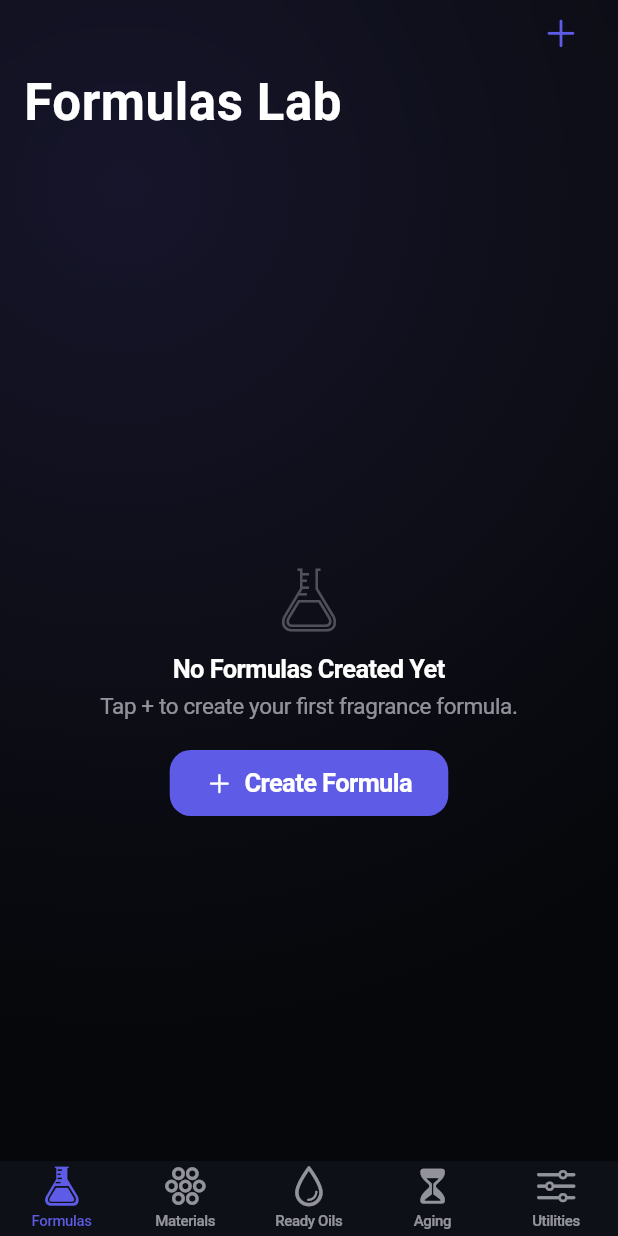
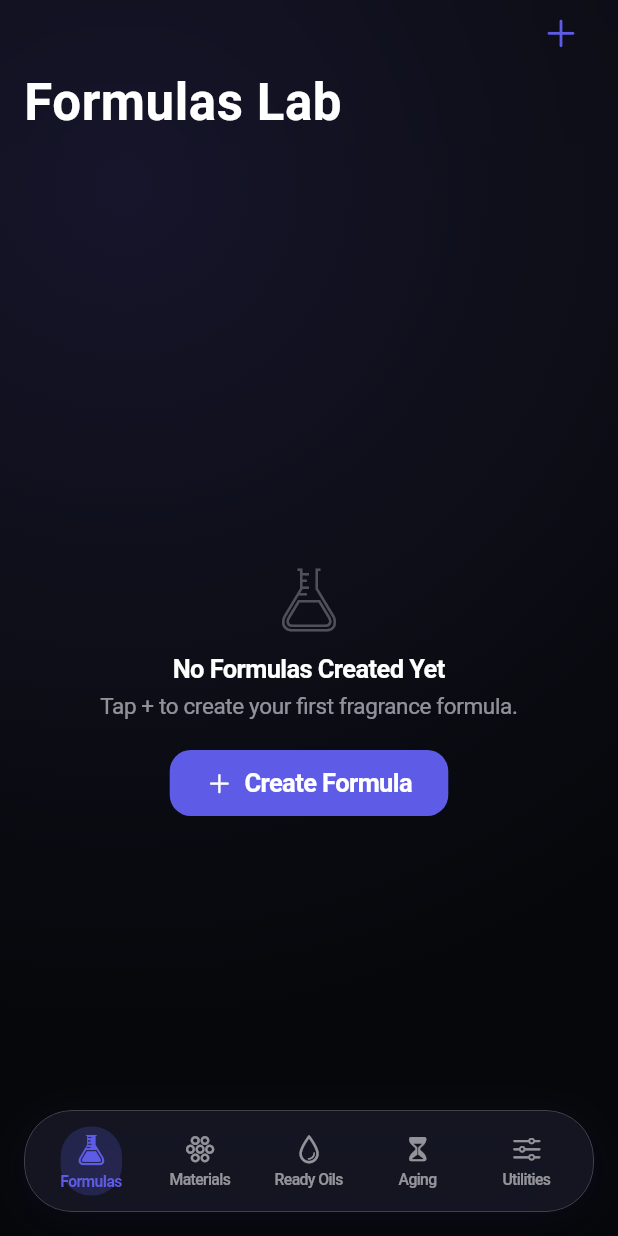
Before and after one commit to mohamedsayed1532/perfumer-lab, a Flutter app: the screen it shows after launch, on a phone screen of 412 x 824 dp. Run offline on Flutter 3.47's test engine with Material 3 defaults, Android fonts, the phone set to English and light mode, and no system bars; our stand-ins replace cupertino_ui, drift, drift_flutter, flutter_riverpod; accounts and stored records are empty; generated files the repository leaves out were written again.

Commit message:
feat: implement floating island capsule bottom navigation bar

```diff
--- a/lib/core/presentation/app_tab_scaffold.dart
+++ b/lib/core/presentation/app_tab_scaffold.dart
@@ -1,64 +1,218 @@
+import 'dart:ui';
 import 'package:cupertino_ui/cupertino_ui.dart';
 import 'package:perfumery_lab/core/theme/app_colors.dart';
+import 'package:perfumery_lab/core/utils/haptics.dart';
 import 'package:perfumery_lab/features/formulas/presentation/formulas_list_screen.dart';
 import 'package:perfumery_lab/features/materials/presentation/materials_list_screen.dart';
 import 'package:perfumery_lab/features/ready_oils/presentation/ready_oils_screen.dart';
 import 'package:perfumery_lab/features/aging/presentation/aging_dashboard_screen.dart';
 import 'package:perfumery_lab/features/utilities/presentation/lab_utilities_screen.dart';
 
-class AppTabScaffold extends StatelessWidget {
+class AppTabScaffold extends StatefulWidget {
   const AppTabScaffold({super.key});
 
   @override
-  Widget build(BuildContext context) {
-    return CupertinoTabScaffold(
-      tabBar: CupertinoTabBar(
-        backgroundColor: AppColors.liquidGlassBg.resolveFrom(context),
-        activeColor: AppColors.accent.resolveFrom(context),
-        inactiveColor: AppColors.secondaryLabel.resolveFrom(context),
-        items: const [
-          BottomNavigationBarItem(
-            icon: Icon(CupertinoIcons.lab_flask),
-            activeIcon: Icon(CupertinoIcons.lab_flask_solid),
+  State<AppTabScaffold> createState() => _AppTabScaffoldState();
+}
+
+class _AppTabScaffoldState extends State<AppTabScaffold> {
+  int _currentIndex = 0;
+
+  static const List<Widget> _screens = [
+    FormulasListScreen(),
+    MaterialsListScreen(),
+    ReadyOilsScreen(),
+    AgingDashboardScreen(),
+    LabUtilitiesScreen(),
+  ];
+
+  static const List<_TabItemData> _tabs = [
+    _TabItemData(
+      icon: CupertinoIcons.lab_flask,
+      activeIcon: CupertinoIcons.lab_flask_solid,
       label: 'Formulas',
     ),
-          BottomNavigationBarItem(
-            icon: Icon(CupertinoIcons.circle_grid_hex),
-            activeIcon: Icon(CupertinoIcons.circle_grid_hex_fill),
+    _TabItemData(
+      icon: CupertinoIcons.circle_grid_hex,
+      activeIcon: CupertinoIcons.circle_grid_hex_fill,
       label: 'Materials',
     ),
-          BottomNavigationBarItem(
-            icon: Icon(CupertinoIcons.drop),
-            activeIcon: Icon(CupertinoIcons.drop_fill),
+    _TabItemData(
+      icon: CupertinoIcons.drop,
+      activeIcon: CupertinoIcons.drop_fill,
       label: 'Ready Oils',
     ),
-          BottomNavigationBarItem(
-            icon: Icon(CupertinoIcons.hourglass),
-            activeIcon: Icon(CupertinoIcons.hourglass_bottomhalf_fill),
+    _TabItemData(
+      icon: CupertinoIcons.hourglass,
+      activeIcon: CupertinoIcons.hourglass_bottomhalf_fill,
       label: 'Aging',
     ),
-          BottomNavigationBarItem(
-            icon: Icon(CupertinoIcons.slider_horizontal_3),
-            activeIcon: Icon(CupertinoIcons.slider_horizontal_below_rectangle),
+    _TabItemData(
+      icon: CupertinoIcons.slider_horizontal_3,
+      activeIcon: CupertinoIcons.slider_horizontal_below_rectangle,
       label: 'Utilities',
+    ),
+  ];
+
+  @override
+  Widget build(BuildContext context) {
+    final isDark = CupertinoTheme.brightnessOf(context) == Brightness.dark;
+    final bottomPadding = MediaQuery.paddingOf(context).bottom;
+
+    return CupertinoPageScaffold(
+      resizeToAvoidBottomInset: false,
+      child: Stack(
+        children: [
+          // Screen content with IndexedStack for preserving state
+          Positioned.fill(
+            child: IndexedStack(
+              index: _currentIndex,
+              children: _screens,
+            ),
+          ),
+
+          // Floating Island Tab Bar
+          Positioned(
+            left: 16,
+            right: 16,
+            bottom: bottomPadding > 0 ? bottomPadding : 16,
+            child: _buildFloatingIsland(context, isDark),
           ),
         ],
       ),
-      tabBuilder: (context, index) {
-        switch (index) {
-          case 0:
-            return const FormulasListScreen();
-          case 1:
-            return const MaterialsListScreen();
-          case 2:
-            return const ReadyOilsScreen();
-          case 3:
-            return const AgingDashboardScreen();
-          case 4:
-          default:
-            return const LabUtilitiesScreen();
+    );
+  }
+
+  Widget _buildFloatingIsland(BuildContext context, bool isDark) {
+    return Container(
+      decoration: BoxDecoration(
+        borderRadius: BorderRadius.circular(32),
+        boxShadow: [
+          BoxShadow(
+            color: isDark
+                ? const Color(0x66000000)
+                : const Color(0x26000000),
+            blurRadius: 28,
+            offset: const Offset(0, 10),
+            spreadRadius: -2,
+          ),
+          BoxShadow(
+            color: AppColors.accent
+                .resolveFrom(context)
+                .withValues(alpha: isDark ? 0.08 : 0.04),
+            blurRadius: 24,
+            offset: const Offset(0, 4),
+          ),
+        ],
+      ),
+      child: ClipRRect(
+        borderRadius: BorderRadius.circular(32),
+        child: BackdropFilter(
+          filter: ImageFilter.blur(sigmaX: 30, sigmaY: 30),
+          child: Container(
+            height: 68,
+            padding: const EdgeInsets.symmetric(horizontal: 8, vertical: 6),
+            decoration: BoxDecoration(
+              borderRadius: BorderRadius.circular(32),
+              color: isDark
+                  ? const Color(0xD0171825) // Translucent deep midnight glass
+                  : const Color(0xE8FFFFFF), // Frosted white glass
+              border: Border.all(
+                color: isDark
+                    ? const Color(0x38FFFFFF)
+                    : const Color(0x60FFFFFF),
+                width: 0.6,
+              ),
+            ),
+            child: Row(
+              mainAxisAlignment: MainAxisAlignment.spaceAround,
+              children: List.generate(_tabs.length, (index) {
+                final tab = _tabs[index];
+                final isSelected = _currentIndex == index;
+                return Expanded(
+                  child: CupertinoButton(
+                    key: ValueKey('tab_${tab.label}'),
+                    padding: EdgeInsets.zero,
+                    minimumSize: Size.zero,
+                    onPressed: () {
+                      if (_currentIndex != index) {
+                        LabHaptics.selection();
+                        setState(() => _currentIndex = index);
                       }
                     },
+                    child: _buildTabButton(context, tab, isSelected, isDark),
+                  ),
+                );
+              }),
+            ),
+          ),
+        ),
+      ),
+    );
+  }
+
+  Widget _buildTabButton(
+    BuildContext context,
+    _TabItemData tab,
+    bool isSelected,
+    bool isDark,
+  ) {
+    final activeColor = AppColors.accent.resolveFrom(context);
+
+    return AnimatedContainer(
+      duration: const Duration(milliseconds: 220),
+      curve: Curves.easeOutCubic,
+      padding: const EdgeInsets.symmetric(vertical: 4),
+      decoration: BoxDecoration(
+        color: isSelected
+            ? (isDark
+                ? activeColor.withValues(alpha: 0.22)
+                : activeColor.withValues(alpha: 0.12))
+            : CupertinoColors.transparent,
+        borderRadius: BorderRadius.circular(20),
+      ),
+      child: Column(
+        mainAxisSize: MainAxisSize.min,
+        mainAxisAlignment: MainAxisAlignment.center,
+        children: [
+          Icon(
+            isSelected ? tab.activeIcon : tab.icon,
+            size: isSelected ? 23 : 21,
+            color: isSelected
+                ? activeColor
+                : (isDark
+                    ? const Color(0x8AFFFFFF)
+                    : const Color(0x8A000000)),
+          ),
+          const SizedBox(height: 3),
+          Text(
+            tab.label,
+            maxLines: 1,
+            overflow: TextOverflow.ellipsis,
+            style: TextStyle(
+              fontSize: 10.5,
+              fontWeight: isSelected ? FontWeight.w700 : FontWeight.w500,
+              color: isSelected
+                  ? activeColor
+                  : (isDark
+                      ? const Color(0x8AFFFFFF)
+                      : const Color(0x8A000000)),
+            ),
+          ),
+        ],
+      ),
     );
   }
 }
+
+class _TabItemData {
+  final IconData icon;
+  final IconData activeIcon;
+  final String label;
+
+  const _TabItemData({
+    required this.icon,
+    required this.activeIcon,
+    required this.label,
+  });
+}
--- a/lib/features/aging/presentation/aging_dashboard_screen.dart
+++ b/lib/features/aging/presentation/aging_dashboard_screen.dart
@@ -113,7 +113,7 @@ class _AgingDashboardScreenState extends ConsumerState<AgingDashboardScreen> {
               child: Center(child: Text('Error: $err')),
             ),
           ),
-            const SliverToBoxAdapter(child: SizedBox(height: 40)),
+            const SliverToBoxAdapter(child: SizedBox(height: 100)),
           ],
         ),
       ),
--- a/lib/features/formulas/presentation/formulas_list_screen.dart
+++ b/lib/features/formulas/presentation/formulas_list_screen.dart
@@ -147,7 +147,7 @@ class FormulasListScreen extends ConsumerWidget {
                 child: Center(child: Text('Error: $err')),
               ),
             ),
-            const SliverToBoxAdapter(child: SizedBox(height: 40)),
+            const SliverToBoxAdapter(child: SizedBox(height: 100)),
           ],
         ),
       ),
--- a/lib/features/materials/presentation/materials_list_screen.dart
+++ b/lib/features/materials/presentation/materials_list_screen.dart
@@ -149,7 +149,7 @@ class _MaterialsListScreenState extends ConsumerState<MaterialsListScreen> {
               child: Center(child: Text('Error: $err')),
             ),
           ),
-          const SliverToBoxAdapter(child: SizedBox(height: 40)),
+          const SliverToBoxAdapter(child: SizedBox(height: 100)),
         ],
        ),
       ),
--- a/lib/features/ready_oils/presentation/ready_oils_screen.dart
+++ b/lib/features/ready_oils/presentation/ready_oils_screen.dart
@@ -220,7 +220,7 @@ class ReadyOilsScreen extends ConsumerWidget {
               child: Center(child: Text('Error: $err')),
             ),
           ),
-          const SliverToBoxAdapter(child: SizedBox(height: 40)),
+          const SliverToBoxAdapter(child: SizedBox(height: 100)),
         ],
        ),
       ),
--- a/lib/features/utilities/presentation/lab_utilities_screen.dart
+++ b/lib/features/utilities/presentation/lab_utilities_screen.dart
@@ -102,7 +102,7 @@ class LabUtilitiesScreen extends StatelessWidget {
                 ),
               ),
             ),
-            const SliverToBoxAdapter(child: SizedBox(height: 40)),
+            const SliverToBoxAdapter(child: SizedBox(height: 100)),
           ],
         ),
       ),
```
Also changed, not shown: 1 other file. Lines whose indentation alone changed are shown as unchanged.
